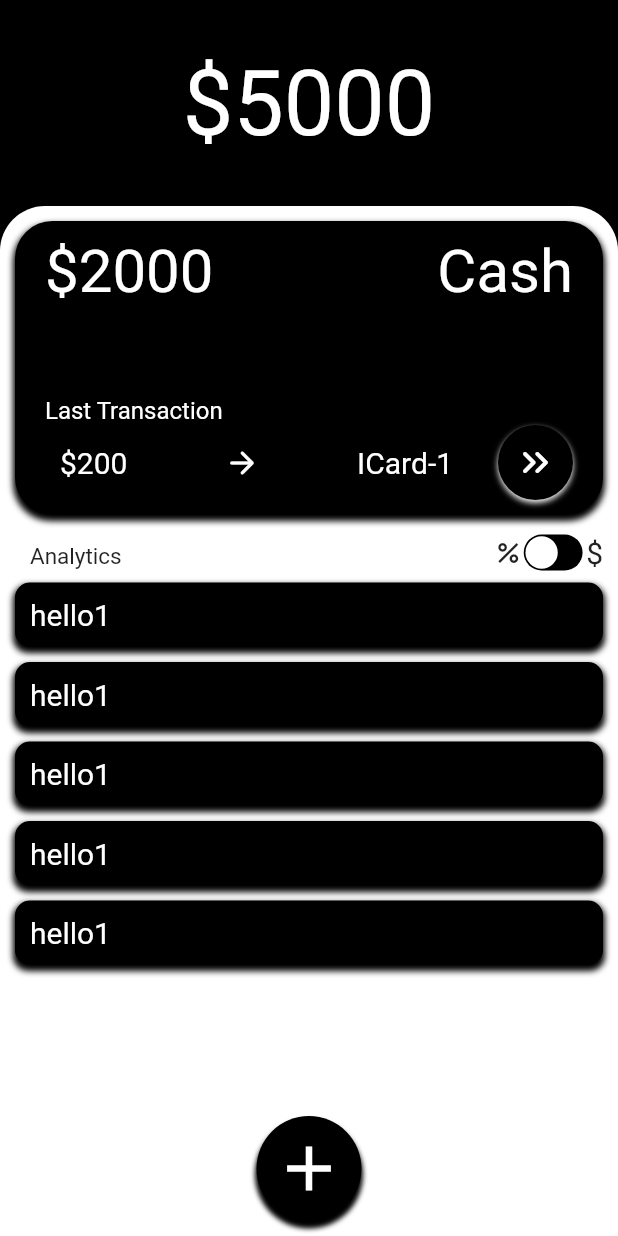
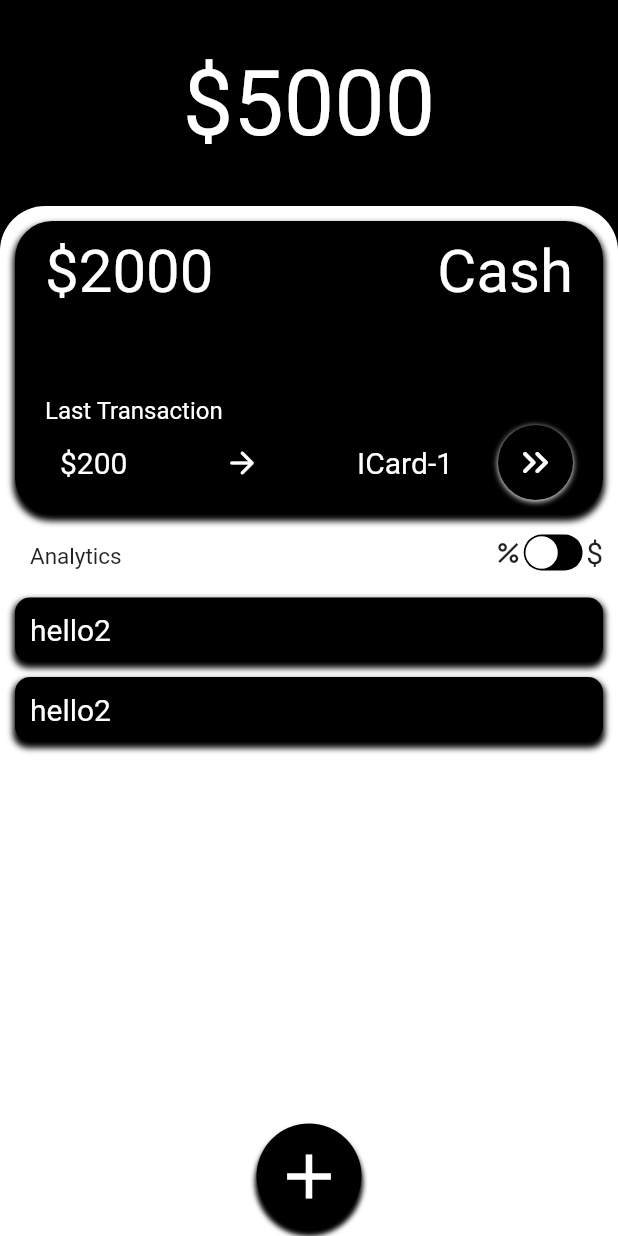
Before and after one commit to nirmaljohnsonk/doller-bills, a Flutter app: the screen it shows after launch, on a phone screen of 412 x 824 dp. Run offline on Flutter 3.47's test engine with Material 2 defaults, Android fonts, the phone set to English and light mode, and no system bars; our stand-ins replace google_fonts; Roboto replaces fonts that are missing (Abel).

Commit message:
Refactored the code

```diff
--- /dev/null
+++ b/lib/analytics.dart
@@ -0,0 +1,72 @@
+import 'package:flutter/material.dart';
+
+class Analytics extends StatefulWidget {
+  const Analytics({Key? key}) : super(key: key);
+
+  @override
+  State<Analytics> createState() => _AnalyticsState();
+}
+
+class _AnalyticsState extends State<Analytics> {
+  @override
+  Widget build(BuildContext context) {
+    return Expanded(
+      child: Container(
+        height: 200,
+        padding: const EdgeInsets.all(10.0),
+        child: ListView(physics: const ClampingScrollPhysics(), children: [
+          Container(
+            margin: EdgeInsets.only(bottom: 10),
+            child: Row(
+              children: [
+                Expanded(
+                  child: Container(
+                    padding: const EdgeInsets.all(10),
+                    decoration: const BoxDecoration(
+                      color: Colors.black,
+                      borderRadius: BorderRadius.all(Radius.circular(10)),
+                      boxShadow: [
+                        BoxShadow(
+                            color: Colors.black,
+                            blurRadius: 3.0,
+                            spreadRadius: 1,
+                            offset: Offset(0, 3)),
+                      ],
+                    ),
+                    child: const Text("hello2",
+                        style: TextStyle(color: Colors.white, fontSize: 20)),
+                  ),
+                ),
+              ],
+            ),
+          ),
+          Container(
+            margin: EdgeInsets.only(bottom: 10),
+            child: Row(
+              children: [
+                Expanded(
+                  child: Container(
+                    padding: const EdgeInsets.all(10),
+                    decoration: const BoxDecoration(
+                      color: Colors.black,
+                      borderRadius: BorderRadius.all(Radius.circular(10)),
+                      boxShadow: [
+                        BoxShadow(
+                            color: Colors.black,
+                            blurRadius: 3.0,
+                            spreadRadius: 1,
+                            offset: Offset(0, 3)),
+                      ],
+                    ),
+                    child: const Text("hello2",
+                        style: TextStyle(color: Colors.white, fontSize: 20)),
+                  ),
+                ),
+              ],
+            ),
+          ),
+        ]),
+      ),
+    );
+  }
+}
--- /dev/null
+++ b/lib/analytics_heading.dart
@@ -0,0 +1,70 @@
+import 'package:flutter/material.dart';
+import 'package:flutter/cupertino.dart';
+
+class AnalyticsHeading extends StatefulWidget {
+  const AnalyticsHeading({super.key});
+
+  @override
+  State<AnalyticsHeading> createState() => _AnalyticsHeadingState();
+}
+
+class _AnalyticsHeadingState extends State<AnalyticsHeading> {
+  bool state = false;
+  @override
+  Widget build(BuildContext context) {
+    return Row(
+      mainAxisAlignment: MainAxisAlignment.spaceBetween,
+      children: [
+        const Padding(
+          padding: EdgeInsets.fromLTRB(20, 0, 0, 0),
+          child: Text(
+            "Analytics",
+            style: TextStyle(fontSize: 15),
+          ),
+        ),
+        Row(
+          children: [
+            const Padding(
+              padding: EdgeInsets.fromLTRB(0, 0, 0, 5),
+              child: Icon(
+                Icons.percent,
+                size: 20,
+              ),
+            ),
+            Padding(
+              padding: const EdgeInsets.fromLTRB(5, 0, 5, 5),
+              child: SizedBox(
+                height: 30.0,
+                width: 30.0,
+                child: FittedBox(
+                  fit: BoxFit.cover,
+                  child: CupertinoSwitch(
+                    value: state,
+                    onChanged: (value) {
+                      state = value;
+                      setState(
+                        () {
+                          state = value;
+                        },
+                      );
+                    },
+                    trackColor: CupertinoColors.black,
+                    thumbColor: Colors.white,
+                    activeColor: CupertinoColors.black,
+                  ),
+                ),
+              ),
+            ),
+            const Padding(
+              padding: EdgeInsets.fromLTRB(2, 0, 10, 5),
+              child: Text(
+                "\$",
+                style: TextStyle(fontSize: 20),
+              ),
+            )
+          ],
+        )
+      ],
+    );
+  }
+}
--- a/lib/i_button.dart
+++ b/lib/button.dart
@@ -1,13 +1,13 @@
 import 'package:flutter/material.dart';
 
-class IButton extends StatelessWidget {
-  const IButton({Key? key}) : super(key: key);
+class Button extends StatelessWidget {
+  const Button({Key? key}) : super(key: key);
 
   @override
   Widget build(BuildContext context) {
     Color secondaryColor = Colors.white;
     return Container(
-      margin: const EdgeInsets.symmetric(horizontal: 0, vertical: 10),
+      margin: const EdgeInsets.fromLTRB(0, 0, 0, 5),
       padding: const EdgeInsets.all(10),
       decoration: const BoxDecoration(
         boxShadow: [
--- /dev/null
+++ b/lib/card.dart
@@ -0,0 +1,112 @@
+import 'package:flutter/material.dart';
+import 'package:google_fonts/google_fonts.dart';
+
+class InfoCard extends StatefulWidget {
+  const InfoCard({Key? key}) : super(key: key);
+
+  @override
+  State<InfoCard> createState() => _InfoCardState();
+}
+
+class _InfoCardState extends State<InfoCard> {
+  static const Color secondaryColor = Color(0xFFFFFFFF);
+
+  @override
+  Widget build(BuildContext context) {
+    const TextStyle infoCardStyle =
+        TextStyle(color: secondaryColor, fontSize: 20.0);
+    return Padding(
+      padding: const EdgeInsets.all(10.0),
+      child: Container(
+        decoration: const BoxDecoration(
+          color: Colors.black,
+          borderRadius: BorderRadius.all(Radius.circular(25)),
+          boxShadow: [
+            BoxShadow(
+                color: Colors.black,
+                blurRadius: 3.0,
+                spreadRadius: 1,
+                offset: Offset(0, 3)),
+          ],
+        ),
+        child: Padding(
+          padding: const EdgeInsets.symmetric(horizontal: 20, vertical: 10),
+          child: Column(
+            mainAxisAlignment: MainAxisAlignment.spaceBetween,
+            children: [
+              Row(
+                mainAxisAlignment: MainAxisAlignment.spaceBetween,
+                children: [
+                  Text("\$2000",
+                      style: GoogleFonts.abel(
+                          color: secondaryColor, fontSize: 40)),
+                  Text(
+                    "Cash",
+                    style:
+                        GoogleFonts.abel(color: secondaryColor, fontSize: 40),
+                  )
+                ],
+              ),
+              const SizedBox(
+                height: 60,
+              ),
+              Column(
+                crossAxisAlignment: CrossAxisAlignment.start,
+                children: [
+                  const Text(
+                    "Last Transaction",
+                    style: TextStyle(fontSize: 16, color: secondaryColor),
+                  ),
+                  Row(
+                    mainAxisAlignment: MainAxisAlignment.spaceBetween,
+                    children: [
+                      Expanded(
+                        flex: 8,
+                        child: Container(
+                          padding: const EdgeInsets.all(10),
+                          child: Row(
+                            mainAxisAlignment: MainAxisAlignment.spaceBetween,
+                            children: const [
+                              Text("\$200", style: infoCardStyle),
+                              Icon(
+                                Icons.arrow_forward_rounded,
+                                color: secondaryColor,
+                              ),
+                              Text("ICard-1", style: infoCardStyle),
+                            ],
+                          ),
+                        ),
+                      ),
+                      const SizedBox(
+                        width: 20,
+                      ),
+                      Container(
+                        padding: const EdgeInsets.all(10),
+                        decoration: const BoxDecoration(
+                          // border: Border.all(color: Colors.blueAccent),
+                          boxShadow: [
+                            BoxShadow(
+                                color: secondaryColor,
+                                blurRadius: 3.0,
+                                offset: Offset(0, 1)),
+                          ],
+                          color: Colors.black,
+                          shape: BoxShape.circle,
+                        ),
+                        child: const Icon(
+                          Icons.keyboard_double_arrow_right_rounded,
+                          color: secondaryColor,
+                          size: 30,
+                        ),
+                      )
+                    ],
+                  )
+                ],
+              )
+            ],
+          ),
+        ),
+      ),
+    );
+  }
+}
--- /dev/null
+++ b/lib/home.dart
@@ -0,0 +1,61 @@
+import 'package:doller_bills/analytics_heading.dart';
+import 'package:flutter/material.dart';
+import 'package:doller_bills/card.dart';
+import 'package:doller_bills/analytics.dart';
+import 'package:doller_bills/button.dart';
+
+class Home extends StatefulWidget {
+  const Home({Key? key}) : super(key: key);
+
+  @override
+  State<Home> createState() => _HomeState();
+}
+
+class _HomeState extends State<Home> {
+  @override
+  Widget build(BuildContext context) {
+    return Scaffold(
+        backgroundColor: Colors.black,
+        body: SafeArea(
+            child: Column(
+          mainAxisAlignment: MainAxisAlignment.spaceBetween,
+          children: [
+//main amount place
+            const Expanded(
+              flex: 1,
+              child: Center(
+                  child: Text(
+                "\$5000",
+                style: TextStyle(color: Colors.white, fontSize: 60),
+              )),
+            ),
+//the white background
+            Expanded(
+                flex: 5,
+                child: Container(
+                  decoration: const BoxDecoration(
+                    color: Colors.white,
+                    borderRadius: BorderRadius.only(
+                        topRight: Radius.circular(30.0),
+                        topLeft: Radius.circular(30.0)),
+                  ),
+                  child: Column(
+                      mainAxisAlignment: MainAxisAlignment.spaceBetween,
+                      children: [
+                        Expanded(
+                          child: Column(
+                            children: [
+                              InfoCard(),
+                              AnalyticsHeading(),
+                              Analytics(),
+                              const Button(),
+                            ],
+                          ),
+                        ),
+
+                      ]),
+                ))
+          ],
+        )));
+  }
+}
--- a/lib/i_analytics.dart
+++ /dev/null
@@ -1,147 +0,0 @@
-import 'package:flutter/material.dart';
-
-class IAnalytics extends StatefulWidget {
-  const IAnalytics({Key? key}) : super(key: key);
-
-  @override
-  State<IAnalytics> createState() => _IAnalyticsState();
-}
-
-class _IAnalyticsState extends State<IAnalytics> {
-  @override
-  Widget build(BuildContext context) {
-    Color secondaryColor = Colors.white;
-    return Container(
-      margin: EdgeInsets.symmetric(vertical: 0, horizontal: 10),
-      child: Column(mainAxisAlignment: MainAxisAlignment.start, children: [
-        Row(
-          children: [
-            Expanded(
-              flex: 1,
-              child: Container(
-                padding: EdgeInsets.all(10),
-                decoration: const BoxDecoration(
-                  color: Colors.black,
-                  borderRadius: BorderRadius.all(Radius.circular(10)),
-                  boxShadow: [
-                    BoxShadow(
-                        color: Colors.black,
-                        blurRadius: 3.0,
-                        spreadRadius: 1,
-                        offset: Offset(0, 3)),
-                  ],
-                ),
-                child: const Text("hello1",
-                    style: TextStyle(color: Colors.white, fontSize: 20)),
-              ),
-            ),
-          ],
-        ),
-        SizedBox(
-          height: 10,
-        ),
-        Row(
-          children: [
-            Expanded(
-              flex: 1,
-              child: Container(
-                padding: EdgeInsets.all(10),
-                decoration: const BoxDecoration(
-                  color: Colors.black,
-                  borderRadius: BorderRadius.all(Radius.circular(10)),
-                  boxShadow: [
-                    BoxShadow(
-                        color: Colors.black,
-                        blurRadius: 3.0,
-                        spreadRadius: 1,
-                        offset: Offset(0, 3)),
-                  ],
-                ),
-                child: const Text("hello1",
-                    style: TextStyle(color: Colors.white, fontSize: 20)),
-              ),
-            ),
-          ],
-        ),
-        SizedBox(
-          height: 10,
-        ),
-        Row(
-          children: [
-            Expanded(
-              flex: 1,
-              child: Container(
-                padding: EdgeInsets.all(10),
-                decoration: const BoxDecoration(
-                  color: Colors.black,
-                  borderRadius: BorderRadius.all(Radius.circular(10)),
-                  boxShadow: [
-                    BoxShadow(
-                        color: Colors.black,
-                        blurRadius: 3.0,
-                        spreadRadius: 1,
-                        offset: Offset(0, 3)),
-                  ],
-                ),
-                child: const Text("hello1",
-                    style: TextStyle(color: Colors.white, fontSize: 20)),
-              ),
-            ),
-          ],
-        ),
-        SizedBox(
-          height: 10,
-        ),
-        Row(
-          children: [
-            Expanded(
-              flex: 1,
-              child: Container(
-                padding: EdgeInsets.all(10),
-                decoration: const BoxDecoration(
-                  color: Colors.black,
-                  borderRadius: BorderRadius.all(Radius.circular(10)),
-                  boxShadow: [
-                    BoxShadow(
-                        color: Colors.black,
-                        blurRadius: 3.0,
-                        spreadRadius: 1,
-                        offset: Offset(0, 3)),
-                  ],
-                ),
-                child: const Text("hello1",
-                    style: TextStyle(color: Colors.white, fontSize: 20)),
-              ),
-            ),
-          ],
-        ),
-        SizedBox(
-          height: 10,
-        ),
-        Row(
-          children: [
-            Expanded(
-              flex: 1,
-              child: Container(
-                padding: EdgeInsets.all(10),
-                decoration: const BoxDecoration(
-                  color: Colors.black,
-                  borderRadius: BorderRadius.all(Radius.circular(10)),
-                  boxShadow: [
-                    BoxShadow(
-                        color: Colors.black,
-                        blurRadius: 3.0,
-                        spreadRadius: 1,
-                        offset: Offset(0, 3)),
-                  ],
-                ),
-                child: const Text("hello1",
-                    style: TextStyle(color: Colors.white, fontSize: 20)),
-              ),
-            ),
-          ],
-        ),
-      ]),
-    );
-  }
-}
--- a/lib/i_card.dart
+++ /dev/null
@@ -1,108 +0,0 @@
-import 'package:flutter/material.dart';
-import 'package:google_fonts/google_fonts.dart';
-
-class ICard extends StatefulWidget {
-  const ICard({Key? key}) : super(key: key);
-
-  @override
-  State<ICard> createState() => _ICardState();
-}
-
-class _ICardState extends State<ICard> {
-  static const Color secondaryColor = Color(0xFFFFFFFF);
-
-  @override
-  Widget build(BuildContext context) {
-    const TextStyle ICardStyle =
-        TextStyle(color: secondaryColor, fontSize: 20.0);
-    return Container(
-      decoration: const BoxDecoration(
-        color: Colors.black,
-        borderRadius: BorderRadius.all(Radius.circular(25)),
-        boxShadow: [
-          BoxShadow(
-              color: Colors.black,
-              blurRadius: 3.0,
-              spreadRadius: 1,
-              offset: Offset(0, 3)),
-        ],
-      ),
-      child: Padding(
-        padding: const EdgeInsets.symmetric(horizontal: 20, vertical: 10),
-        child: Column(
-          mainAxisAlignment: MainAxisAlignment.spaceBetween,
-          children: [
-            Row(
-              mainAxisAlignment: MainAxisAlignment.spaceBetween,
-              children: [
-                Text("\$2000",
-                    style:
-                        GoogleFonts.abel(color: secondaryColor, fontSize: 40)),
-                Text(
-                  "Cash",
-                  style: GoogleFonts.abel(color: secondaryColor, fontSize: 40),
-                )
-              ],
-            ),
-            const SizedBox(
-              height: 60,
-            ),
-            Column(
-              crossAxisAlignment: CrossAxisAlignment.start,
-              children: [
-                const Text(
-                  "Last Transaction",
-                  style: TextStyle(fontSize: 16, color: secondaryColor),
-                ),
-                Row(
-                  mainAxisAlignment: MainAxisAlignment.spaceBetween,
-                  children: [
-                    Expanded(
-                      flex: 8,
-                      child: Container(
-                        padding: const EdgeInsets.all(10),
-                        child: Row(
-                          mainAxisAlignment: MainAxisAlignment.spaceBetween,
-                          children: [
-                            Text("\$200", style: ICardStyle),
-                            Icon(
-                              Icons.arrow_forward_rounded,
-                              color: secondaryColor,
-                            ),
-                            Text("ICard-1", style: ICardStyle),
-                          ],
-                        ),
-                      ),
-                    ),
-                    const SizedBox(
-                      width: 20,
-                    ),
-                    Container(
-                      padding: const EdgeInsets.all(10),
-                      decoration: const BoxDecoration(
-                        // border: Border.all(color: Colors.blueAccent),
-                        boxShadow: [
-                          BoxShadow(
-                              color: secondaryColor,
-                              blurRadius: 3.0,
-                              offset: Offset(0, 2)),
-                        ],
-                        color: Colors.black,
-                        shape: BoxShape.circle,
-                      ),
-                      child: const Icon(
-                        Icons.keyboard_double_arrow_right_rounded,
-                        color: secondaryColor,
-                        size: 30,
-                      ),
-                    )
-                  ],
-                )
-              ],
-            )
-          ],
-        ),
-      ),
-    );
-  }
-}
--- a/lib/i_home.dart
+++ /dev/null
@@ -1,119 +0,0 @@
-import 'package:flutter/material.dart';
-import 'package:flutter/cupertino.dart';
-import 'package:doller_bills/i_card.dart';
-import 'package:doller_bills/i_analytics.dart';
-import 'package:doller_bills/i_button.dart';
-import 'package:font_awesome_flutter/font_awesome_flutter.dart';
-
-class Home extends StatefulWidget {
-  const Home({Key? key}) : super(key: key);
-
-  @override
-  State<Home> createState() => _HomeState();
-}
-
-class _HomeState extends State<Home> {
-  bool state = false;
-  @override
-  Widget build(BuildContext context) {
-    return Scaffold(
-        backgroundColor: Colors.black,
-        body: SafeArea(
-            child: Column(
-          mainAxisAlignment: MainAxisAlignment.spaceBetween,
-          children: [
-            const Expanded(
-              flex: 1,
-              child: Center(
-                  child: Text(
-                "\$5000",
-                style: TextStyle(color: Colors.white, fontSize: 60),
-              )),
-            ),
-            //The White Background
-            Expanded(
-                flex: 5,
-                child: Container(
-                  decoration: const BoxDecoration(
-                    color: Colors.white,
-                    borderRadius: BorderRadius.only(
-                        topRight: Radius.circular(30.0),
-                        topLeft: Radius.circular(30.0)),
-                  ),
-                  child: Column(
-                      mainAxisAlignment: MainAxisAlignment.spaceBetween,
-                      children: [
-                        Column(
-                          crossAxisAlignment: CrossAxisAlignment.start,
-                          children: [
-                            const Padding(
-                              padding: EdgeInsets.all(10.0),
-                              //Card
-                              child: ICard(),
-                            ),
-                            Row(
-                              mainAxisAlignment: MainAxisAlignment.spaceBetween,
-                              children: [
-                                const Padding(
-                                  padding: EdgeInsets.fromLTRB(20, 0, 0, 0),
-                                  child: Text(
-                                    "Analytics",
-                                    style: TextStyle(fontSize: 15),
-                                  ),
-                                ),
-                                Row(
-                                  children: [
-                                    Padding(
-                                      padding:
-                                          const EdgeInsets.fromLTRB(0, 0, 0, 5),
-                                      child: const Icon(
-                                        Icons.percent,
-                                        size: 20,
-                                      ),
-                                    ),
-                                    Padding(
-                                      padding:
-                                          const EdgeInsets.fromLTRB(5, 0, 5, 5),
-                                      child: SizedBox(
-                                        height: 30.0,
-                                        width: 30.0,
-                                        child: FittedBox(
-                                          fit: BoxFit.cover,
-                                          child: CupertinoSwitch(
-                                            value: state,
-                                            onChanged: (value) {
-                                              state = value;
-                                              setState(
-                                                () {
-                                                  state = value;
-                                                },
-                                              );
-                                            },
-                                            trackColor: CupertinoColors.black,
-                                            thumbColor: Colors.white,
-                                            activeColor: CupertinoColors.black,
-                                          ),
-                                        ),
-                                      ),
-                                    ),
-                                    const Padding(
-                                      padding: EdgeInsets.fromLTRB(2, 0, 10, 5),
-                                      child: Text(
-                                        "\$",
-                                        style: TextStyle(fontSize: 20),
-                                      ),
-                                    )
-                                  ],
-                                )
-                              ],
-                            ),
-                            const IAnalytics(),
-                          ],
-                        ),
-                        const IButton(),
-                      ]),
-                ))
-          ],
-        )));
-  }
-}
--- a/lib/main.dart
+++ b/lib/main.dart
@@ -1,5 +1,5 @@
 import 'package:flutter/material.dart';
-import 'package:doller_bills/i_home.dart';
+import 'package:doller_bills/home.dart';
 
 void main() {
   runApp(const MaterialApp(
--- a/pubspec.yaml
+++ b/pubspec.yaml
@@ -34,8 +34,7 @@ dependencies:
   # The following adds the Cupertino Icons font to your application.
   # Use with the CupertinoIcons class for iOS style icons.
   cupertino_icons: ^1.0.2
-  google_fonts: ^3.0.1
-  font_awesome_flutter: ^10.1.0
+  google_fonts: ^6.1.0
 
 dev_dependencies:
   flutter_test:
```
Also changed, not shown: pubspec.lock, 13 other files.
